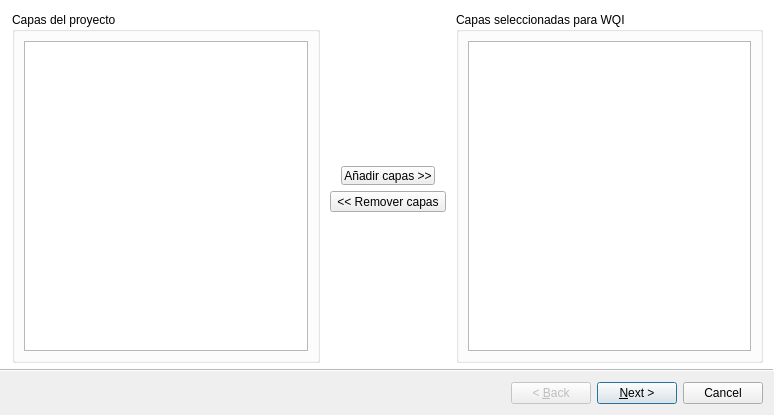
Above: wqi_plugin_wizard_base.ui from marcelomolas/wqi_calculator before the change. Below: the same form after it.
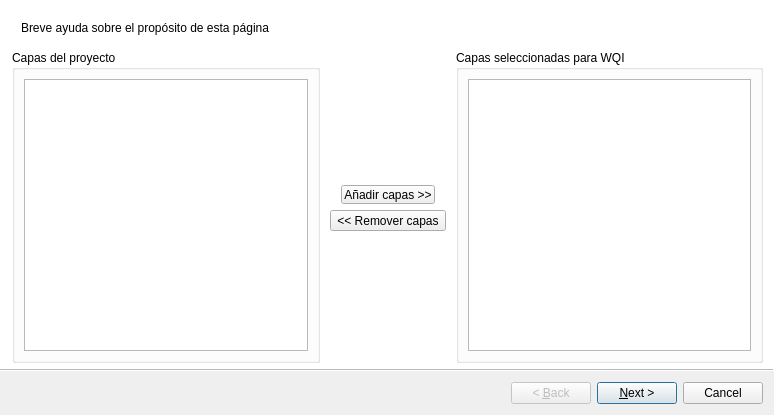
That is the form after the change. Custom widgets are drawn as their Qt base class.

Commit message:
-> Added sección para una breve explicación del proprósito de cada página.
-> Mejoras en el ui de la tabla DatosAdicionales y se agregó un validador: Solo números flotantes y mayores a cero se pueden escribir en la tabla.

The edit to the form file:
```diff
--- a/wqi_plugin_wizard_base.ui
+++ b/wqi_plugin_wizard_base.ui
@@ -29,6 +29,27 @@
       <height>351</height>
      </rect>
     </property>
+    <layout class="QVBoxLayout" name="verticalLayout_3">
+     <item>
+      <widget class="QFrame" name="frame_5">
+       <property name="frameShape">
+        <enum>QFrame::NoFrame</enum>
+       </property>
+       <property name="frameShadow">
+        <enum>QFrame::Raised</enum>
+       </property>
+       <layout class="QHBoxLayout" name="horizontalLayout_8">
+        <item>
+         <widget class="QLabel" name="label_4">
+          <property name="text">
+           <string>Breve ayuda sobre el propósito de esta página</string>
+          </property>
+         </widget>
+        </item>
+       </layout>
+      </widget>
+     </item>
+     <item>
     <layout class="QHBoxLayout" name="horizontalLayout_3">
      <property name="spacing">
       <number>10</number>
@@ -120,6 +141,8 @@
       </widget>
      </item>
     </layout>
+     </item>
+    </layout>
    </widget>
   </widget>
   <widget class="QWizardPage" name="FillParametros">
```
Left out of the diff: 71 changed lines with no effect on the pictures. Lines whose indentation alone changed are shown as unchanged. The commit also changes 1 other file.
